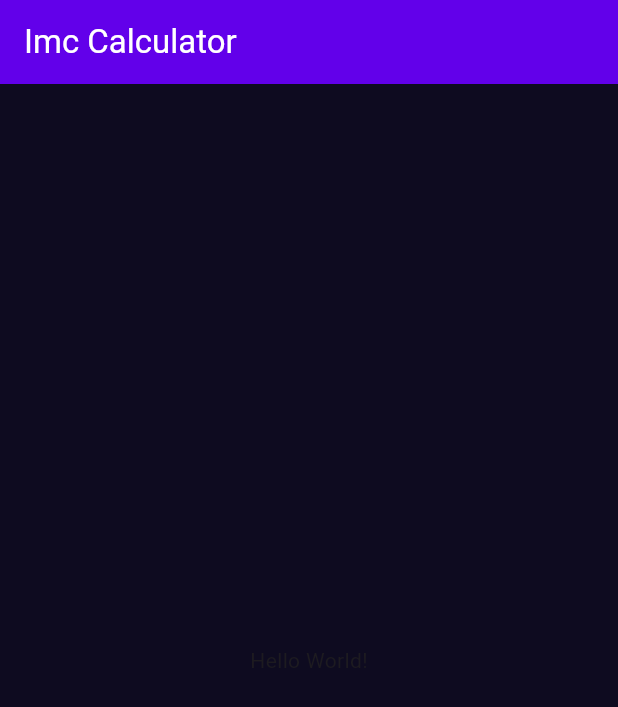
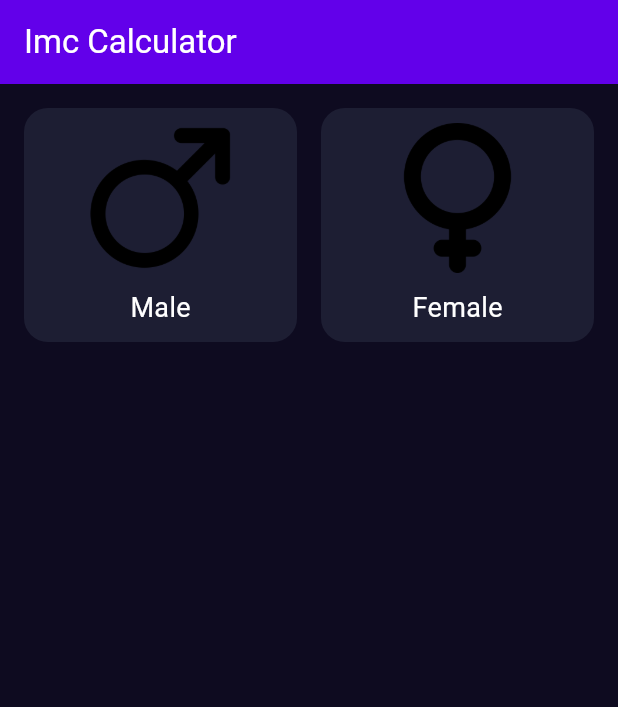
Before and after one commit to mesegr/IMC_Calc--AppCursoFlutterDart--, a Flutter app: the screen it shows after launch, on a phone screen of 412 x 824 dp. Shown: the top 707 px of the screen. Run offline on Flutter 3.47's test engine with Material 3 defaults, Android fonts, the phone set to English and light mode, and no system bars.

Commit message:
selector de genero

```diff
--- /dev/null
+++ b/imc_calculator/lib/components/gender_selector.dart
@@ -0,0 +1,95 @@
+import 'package:flutter/material.dart';
+import 'package:imc_calculator/core/app_colors.dart';
+import 'package:imc_calculator/core/text_styles.dart';
+
+class GenderSelector extends StatefulWidget {
+  const GenderSelector({super.key});
+
+  @override
+  State<GenderSelector> createState() => _GenderSelectorState();
+}
+
+class _GenderSelectorState extends State<GenderSelector> {
+  String? genderSelected;
+  @override
+  Widget build(BuildContext context) {
+    return Row(
+
+      children: [
+
+        Expanded(
+          child: GestureDetector(
+            onTap: () {
+
+              setState(() {
+
+                genderSelected = "Male";
+
+              });
+
+            },
+            child: Padding(
+              padding: const EdgeInsets.only(top: 16, left: 16,bottom: 16,right: 8),
+              child: Container(
+
+                decoration: BoxDecoration(color: genderSelected == "Male" ?
+                 AppColors.backgroundComponentSelected : AppColors.backgroundComponent,borderRadius: BorderRadius.circular(16)),
+                child: Padding(
+                  padding: const EdgeInsets.all(10.0),
+                  child: Column(
+                    children: [
+
+                      Image.asset('assets/images/male.png',height: 100,),
+                      SizedBox(height: 10),
+                      Text('Male', style: TextStyles.primaryTextStyle,)
+
+                    ],
+
+                  ),
+                ),
+              ),
+            ),
+          ),
+        ),
+
+        Expanded(
+          child: GestureDetector(
+            onTap: () {
+
+              setState(() {
+
+                genderSelected = "Female";
+
+              });
+
+            },
+            child: Padding(
+              padding: const EdgeInsets.only(top: 16, left: 8,bottom: 16,right: 16),
+              child: Container(
+
+                decoration: BoxDecoration(color: genderSelected == "Female" ?
+                 AppColors.backgroundComponentSelected : AppColors.backgroundComponent,borderRadius: BorderRadius.circular(16)),
+                child: Padding(
+                  padding: const EdgeInsets.all(10.0),
+                  child: Column(
+                    children: [
+
+                      Image.asset('assets/images/female.png',height: 100,),
+                      SizedBox(height: 10),
+                      Text('Female', style: TextStyles.primaryTextStyle,)
+
+                    ],
+
+                  ),
+                ),
+              ),
+            ),
+          ),
+        )
+
+      ],
+
+
+    );
+  }
+}
--- /dev/null
+++ b/imc_calculator/lib/core/text_styles.dart
@@ -0,0 +1,7 @@
+import 'package:flutter/material.dart';
+
+class TextStyles {
+
+  static const TextStyle primaryTextStyle = TextStyle(color: Colors.white, fontSize: 18);
+
+}
--- a/imc_calculator/lib/main.dart
+++ b/imc_calculator/lib/main.dart
@@ -1,5 +1,6 @@
 import 'package:flutter/material.dart';
 import 'package:imc_calculator/core/app_colors.dart';
+import 'package:imc_calculator/screens/imc_home_screen.dart';
 
 void main() {
   runApp(const MainApp());
@@ -16,9 +17,7 @@ class MainApp extends StatelessWidget {
                         backgroundColor: AppColors.primary,
                         foregroundColor: Colors.white,),
         backgroundColor: AppColors.background,
-        body: Center(
-          child: Text('Hello World!'),
-        ),
+        body: ImcHome()
       ),
     );
   }
--- a/imc_calculator/lib/screens/imc_home_screen.dart
+++ b/imc_calculator/lib/screens/imc_home_screen.dart
@@ -0,0 +1,24 @@
+import 'package:flutter/material.dart';
+import 'package:imc_calculator/components/gender_selector.dart';
+
+class ImcHome extends StatefulWidget {
+  const ImcHome({super.key});
+
+  @override
+  State<ImcHome> createState() => _ImcHomeState();
+}
+
+class _ImcHomeState extends State<ImcHome> {
+  @override
+  Widget build(BuildContext context) {
+    return Column(
+
+      children: [
+
+        GenderSelector(),
+
+      ],
+
+    );
+  }
+}
--- a/imc_calculator/pubspec.yaml
+++ b/imc_calculator/pubspec.yaml
@@ -17,3 +17,5 @@ dev_dependencies:
 
 flutter:
   uses-material-design: true
+  assets:
+    - assets/images/
```
Also changed, not shown: imc_calculator/assets/images/female.png (added), imc_calculator/assets/images/male.png (added).
